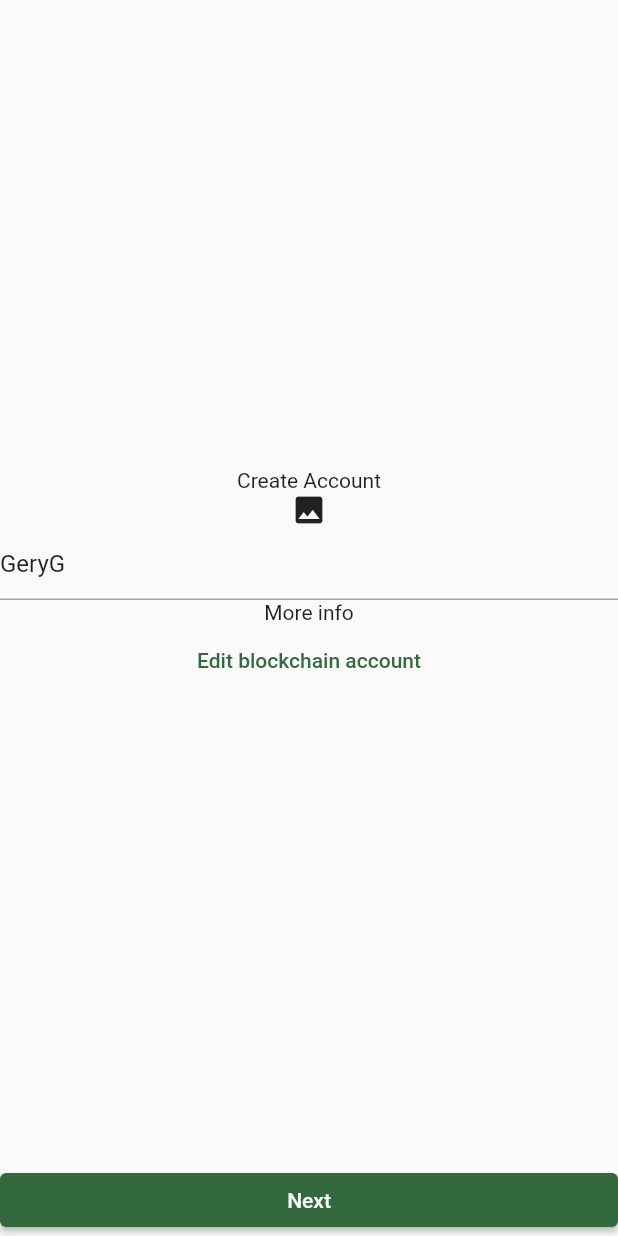
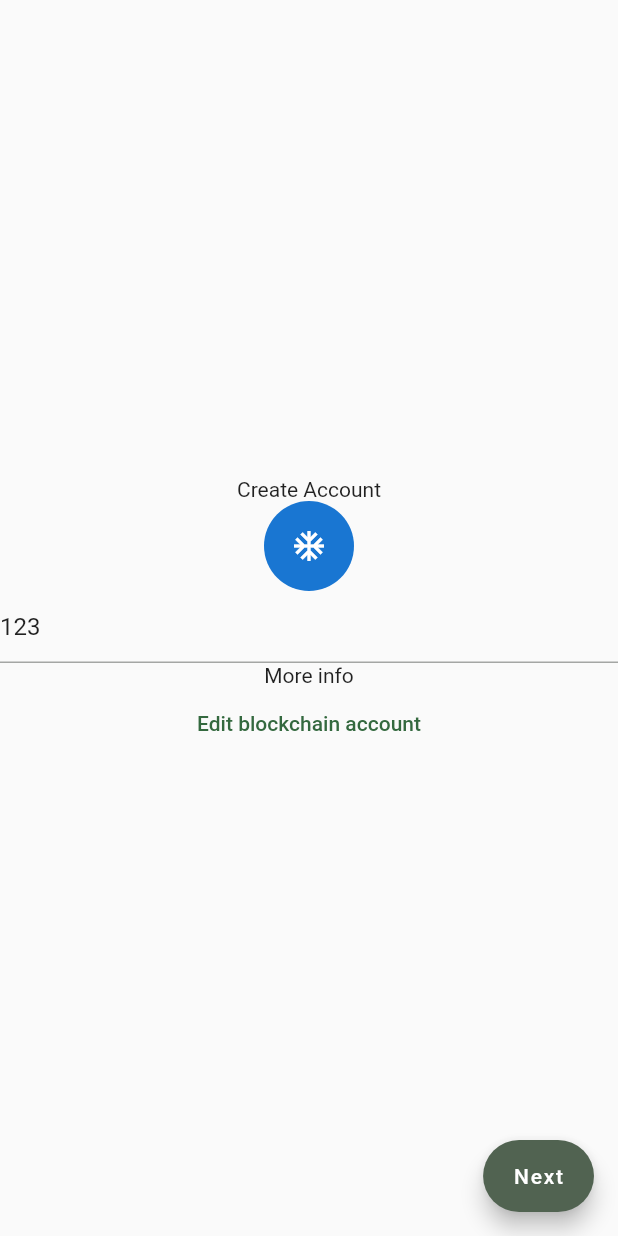
Before and after one commit to hypha-dao/hypha-wallet, a Flutter app: the CreateProfilePage screen opened directly, after a tap on "Next", on a phone screen of 412 x 824 dp. Run offline on Flutter 3.47's test engine with Material 2 defaults, Android fonts, the phone set to English and light mode, and no system bars; our stand-ins replace bloc, firebase_core, firebase_crashlytics, firebase_dynamic_links, firebase_remote_config, flutter_bloc and 5 more; missing offline and left inert: fimber; accounts and stored records are empty.

Commit message:
Handle passing image and name

```diff
--- a/lib/core/di/bloc_module.dart
+++ b/lib/core/di/bloc_module.dart
@@ -9,10 +9,8 @@ void _registerBlocsModule() {
 
   _registerFactory(() => DeeplinkBloc());
 
-  // _registerFactoryWithParams<MoodCheckInBloc, MoodCheckInArguments, void>((moodCheckInArgs, _) => MoodCheckInBloc(
-  //       moodCheckInArgs,
-  //       _getIt<UpdateDailyMoodUseCase>(),
-  //       _getIt<PostDailyMoodUseCase>(),
-  //       _getIt<AnalyticsManager>(),
-  //     ));
+  _registerFactoryWithParams<CreateAccountBloc, XFile?, String>((image, userName) => CreateAccountBloc(
+        image,
+        userName,
+      ));
 }
--- a/lib/core/di/di_setup.dart
+++ b/lib/core/di/di_setup.dart
@@ -9,6 +9,8 @@ import 'package:hypha_wallet/core/repository/hypha_shared_prefs.dart';
 import 'package:hypha_wallet/firebase_options.dart';
 import 'package:hypha_wallet/ui/blocs/authentication/authentication_bloc.dart';
 import 'package:hypha_wallet/ui/blocs/deeplink/deeplink_bloc.dart';
+import 'package:hypha_wallet/ui/onboarding/create_account/interactor/create_account_bloc.dart';
+import 'package:image_picker/image_picker.dart';
 import 'package:rx_shared_preferences/rx_shared_preferences.dart';
 
 part 'api_module.dart';
@@ -30,9 +32,9 @@ void _registerLazySingleton<T extends Object>(FactoryFunc<T> factoryFunc) =>
 
 void _registerFactory<T extends Object>(FactoryFunc<T> factoryFunc) => _getIt.registerFactory<T>(factoryFunc);
 
-// Register factory with initial parameters
-// void _registerFactoryWithParams<T extends Object, P1, P2>(FactoryFuncParam<T, P1, P2> factoryFunc) =>
-//     _getIt.registerFactoryParam<T, P1, P2>(factoryFunc);
+/// Register factory with initial parameters
+void _registerFactoryWithParams<T extends Object, P1, P2>(FactoryFuncParam<T, P1, P2> factoryFunc) =>
+    _getIt.registerFactoryParam<T, P1, P2>(factoryFunc);
 
 /// The order matters when initializing the dependencies!
 Future<void> setupDependencies() async {
--- /dev/null
+++ b/lib/design/avatar_image/hypha_avatar_image.dart
@@ -0,0 +1,35 @@
+import 'dart:io';
+
+import 'package:flutter/material.dart';
+
+class HyphaAvatarImage extends StatelessWidget {
+  final String? imageFromFile;
+  final String? imageFromUrl;
+  final double imageRadius;
+
+  const HyphaAvatarImage({super.key, this.imageFromFile, this.imageFromUrl, required this.imageRadius});
+
+  @override
+  Widget build(BuildContext context) {
+    Widget image;
+    if (imageFromFile != null) {
+      image = ClipOval(
+        child: Image.file(
+          File(imageFromFile!),
+          width: imageRadius * 2,
+          height: imageRadius * 2,
+          fit: BoxFit.cover,
+        ),
+      );
+    } else if (imageFromUrl != null) {
+      image = ClipOval(child: Image.network(imageFromUrl!));
+    } else {
+      image = Icon(Icons.ac_unit_outlined);
+    }
+
+    return CircleAvatar(
+      radius: imageRadius,
+      child: image,
+    );
+  }
+}
--- /dev/null
+++ b/lib/ui/onboarding/create_account/components/create_account_view.dart
@@ -0,0 +1,43 @@
+import 'package:flutter/material.dart';
+import 'package:flutter_bloc/flutter_bloc.dart';
+import 'package:get/get.dart' as Get;
+import 'package:hypha_wallet/design/avatar_image/hypha_avatar_image.dart';
+import 'package:hypha_wallet/ui/onboarding/create_account/interactor/create_account_bloc.dart';
+import 'package:hypha_wallet/ui/onboarding/edit_account_page.dart';
+import 'package:hypha_wallet/ui/shared/hypha_body_widget.dart';
+
+class CreateAccountView extends StatelessWidget {
+  @override
+  Widget build(BuildContext context) {
+    return BlocBuilder<CreateAccountBloc, CreateAccountState>(
+      builder: (context, state) {
+        return Scaffold(
+          floatingActionButton: FloatingActionButton.extended(onPressed: () {}, label: Text('Next')),
+          // bottomNavigationBar: ElevatedButton(
+          //   onPressed: () {},
+          //   child: Text('Next'),
+          // ),
+          body: HyphaBodyWidget(
+            success: (context) => Center(
+              child: Column(
+                mainAxisAlignment: MainAxisAlignment.center,
+                children: [
+                  Text('Create Account'),
+                  HyphaAvatarImage(imageFromFile: state.image?.path, imageRadius: 30),
+                  TextFormField(initialValue: state.userAccount),
+                  Text('More info'),
+                  TextButton(
+                      onPressed: () {
+                        Get.Get.to(EditAccountPage(), transition: Get.Transition.rightToLeft);
+                      },
+                      child: Text('Edit blockchain account')),
+                ],
+              ),
+            ),
+            pageState: state.pageState,
+          ),
+        );
+      },
+    );
+  }
+}
--- /dev/null
+++ b/lib/ui/onboarding/create_account/create_account_page.dart
@@ -0,0 +1,30 @@
+import 'package:flutter/material.dart';
+import 'package:flutter_bloc/flutter_bloc.dart';
+import 'package:get_it/get_it.dart';
+import 'package:hypha_wallet/ui/onboarding/create_account/components/create_account_view.dart';
+import 'package:hypha_wallet/ui/onboarding/create_account/interactor/create_account_bloc.dart';
+import 'package:image_picker/image_picker.dart';
+
+class CreateAccountPage extends StatelessWidget {
+  final XFile? _file;
+  final String _name;
+
+  const CreateAccountPage(this._file, this._name);
+
+  @override
+  Widget build(BuildContext context) {
+    return BlocProvider(
+      create: (context) =>
+          GetIt.I.get<CreateAccountBloc>(param1: _file, param2: _name)..add(const CreateAccountEvent.initial()),
+      child: BlocListener<CreateAccountBloc, CreateAccountState>(
+        listenWhen: (previous, current) => previous.command != current.command,
+        listener: (context, state) {
+          state.command?.when(navigateTo: () {});
+
+          context.read<CreateAccountBloc>().add(CreateAccountEvent.clearPageCommand());
+        },
+        child: CreateAccountView(),
+      ),
+    );
+  }
+}
--- /dev/null
+++ b/lib/ui/onboarding/create_account/interactor/create_account_bloc.dart
@@ -0,0 +1,22 @@
+import 'dart:async';
+
+import 'package:bloc/bloc.dart';
+import 'package:freezed_annotation/freezed_annotation.dart';
+import 'package:hypha_wallet/ui/architecture/interactor/page_states.dart';
+import 'package:image_picker/image_picker.dart';
+
+part 'create_account_bloc.freezed.dart';
+part 'create_account_event.dart';
+part 'create_account_state.dart';
+part 'page_command.dart';
+
+class CreateAccountBloc extends Bloc<CreateAccountEvent, CreateAccountState> {
+  CreateAccountBloc(XFile? image, String userName) : super(CreateAccountState(userName: userName, image: image)) {
+    on<_Initial>(_initial);
+    on<_ClearPageCommand>((_, emit) => emit(state.copyWith(command: null)));
+  }
+
+  Future<void> _initial(_Initial event, Emitter<CreateAccountState> emit) async {
+    emit(state.copyWith(pageState: PageState.success, userAccount: state.userName + '123'));
+  }
+}
--- /dev/null
+++ b/lib/ui/onboarding/create_account/interactor/create_account_event.dart
@@ -0,0 +1,7 @@
+part of 'create_account_bloc.dart';
+
+@freezed
+class CreateAccountEvent with _$CreateAccountEvent {
+  const factory CreateAccountEvent.initial() = _Initial;
+  const factory CreateAccountEvent.clearPageCommand() = _ClearPageCommand;
+}
--- /dev/null
+++ b/lib/ui/onboarding/create_account/interactor/create_account_state.dart
@@ -0,0 +1,12 @@
+part of 'create_account_bloc.dart';
+
+@freezed
+class CreateAccountState with _$CreateAccountState {
+  const factory CreateAccountState({
+    @Default(PageState.initial) PageState pageState,
+    XFile? image,
+    required String userName,
+    String? userAccount,
+    PageCommand? command,
+  }) = _CreateAccountState;
+}
--- /dev/null
+++ b/lib/ui/onboarding/create_account/interactor/page_command.dart
@@ -0,0 +1,6 @@
+part of 'create_account_bloc.dart';
+
+@freezed
+class PageCommand with _$PageCommand {
+  const factory PageCommand.navigateTo() = _NavigateTo;
+}
--- a/lib/ui/onboarding/create_account_page.dart
+++ /dev/null
@@ -1,36 +0,0 @@
-import 'package:flutter/material.dart';
-import 'package:get/get.dart';
-import 'package:hypha_wallet/ui/onboarding/edit_account_page.dart';
-
-class CreateAccountPage extends StatelessWidget {
-  const CreateAccountPage();
-
-  @override
-  Widget build(BuildContext context) {
-    return Scaffold(
-      bottomNavigationBar: ElevatedButton(
-        onPressed: () {},
-        child: Text('Next'),
-      ),
-      body: Center(
-        child: Column(
-          mainAxisAlignment: MainAxisAlignment.center,
-          children: [
-            Text('Create Account'),
-            Icon(Icons.image),
-            TextFormField(
-              initialValue: 'GeryG',
-              decoration: InputDecoration(hintText: 'Name'),
-            ),
-            Text('More info'),
-            TextButton(
-                onPressed: () {
-                  Get.to(EditAccountPage(), transition: Transition.rightToLeft);
-                },
-                child: Text('Edit blockchain account')),
-          ],
-        ),
-      ),
-    );
-  }
-}
--- a/lib/ui/onboarding/create_profile_page.dart
+++ b/lib/ui/onboarding/create_profile_page.dart
@@ -1,16 +1,25 @@
 import 'package:flutter/material.dart';
 import 'package:get/get.dart';
-import 'package:hypha_wallet/ui/onboarding/create_account_page.dart';
+import 'package:hypha_wallet/ui/onboarding/create_account/create_account_page.dart';
+import 'package:image_picker/image_picker.dart';
 
-class CreateProfilePage extends StatelessWidget {
+class CreateProfilePage extends StatefulWidget {
   const CreateProfilePage();
+
+  @override
+  State<CreateProfilePage> createState() => _CreateProfilePageState();
+}
+
+class _CreateProfilePageState extends State<CreateProfilePage> {
+  XFile? _file;
+  final TextEditingController _controller = TextEditingController();
 
   @override
   Widget build(BuildContext context) {
     return Scaffold(
       bottomNavigationBar: ElevatedButton(
         onPressed: () {
-          Get.to(CreateAccountPage(), transition: Transition.rightToLeft);
+          Get.to(() => CreateAccountPage(_file, _controller.text), transition: Transition.rightToLeft);
         },
         child: Text('Next'),
       ),
@@ -19,9 +28,15 @@ class CreateProfilePage extends StatelessWidget {
           mainAxisAlignment: MainAxisAlignment.center,
           children: [
             Text('Create Account'),
-            Icon(Icons.add_photo_alternate_outlined),
-            TextFormField(decoration: InputDecoration(hintText: 'Name')),
-            TextFormField(decoration: InputDecoration(hintText: 'Short Bio')),
+            IconButton(
+                onPressed: () async {
+                  final XFile? image = await ImagePicker().pickImage(source: ImageSource.gallery);
+                  setState(() {
+                    _file = image;
+                  });
+                },
+                icon: Icon(Icons.add_photo_alternate_outlined)),
+            TextField(decoration: InputDecoration(hintText: 'Name'), controller: _controller),
           ],
         ),
       ),
--- a/pubspec.yaml
+++ b/pubspec.yaml
@@ -70,6 +70,9 @@ dependencies:
   json_serializable: ^6.5.4
   json_annotation: ^4.7.0
 
+  # image picker
+  image_picker: ^0.8.6
+
   # Firebase
   firebase_core: ^2.4.0
   firebase_crashlytics: ^3.0.7
```
Also changed, not shown: lib/ui/onboarding/create_account/interactor/create_account_bloc.freezed.dart (added), pubspec.lock.
